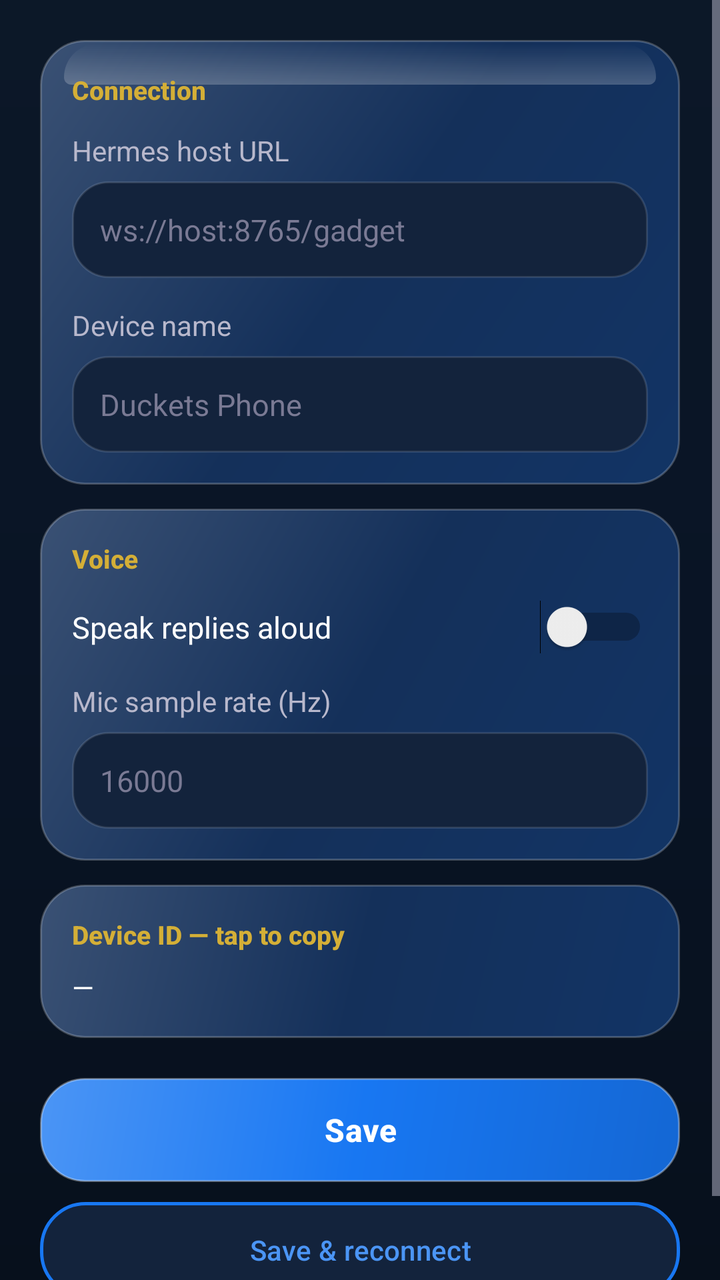
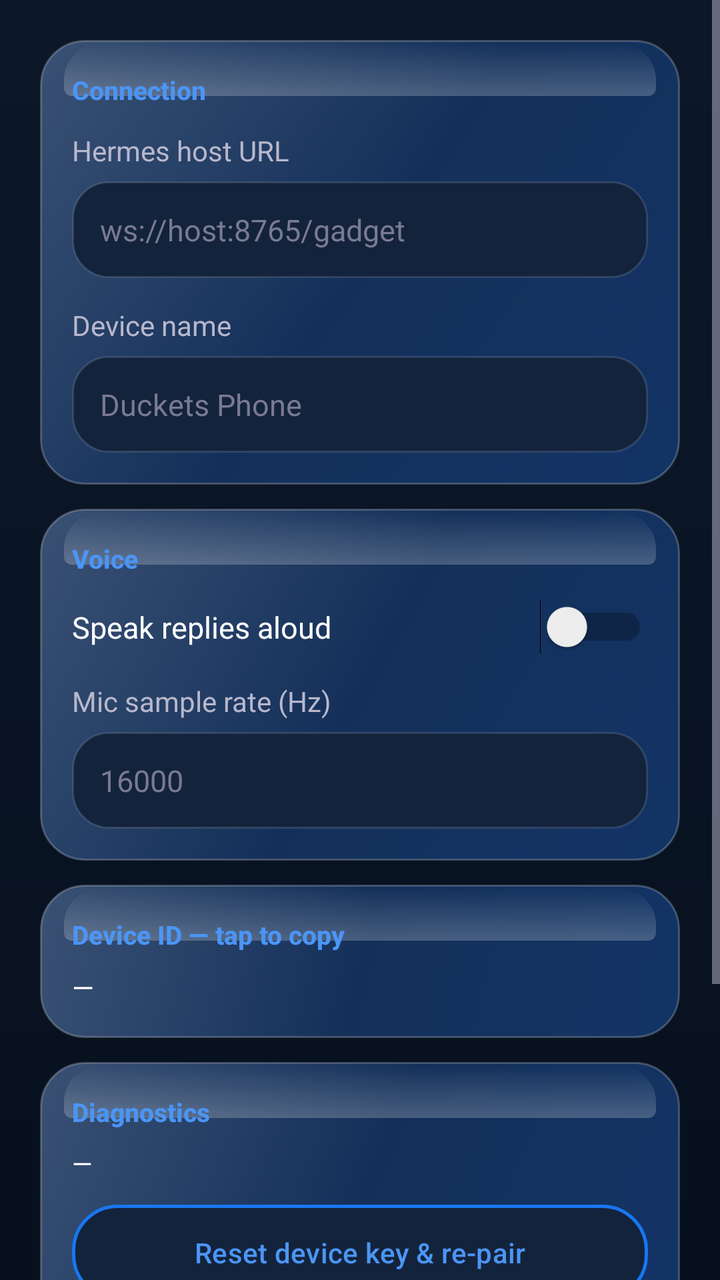

The first picture is an Android layout as it rendered before a commit; the second is the same layout after the commit. The layout source and the unified diff follow.
<!-- AndroidManifest.xml: application theme Theme.HermesBuddy -->
<!-- res/layout/activity_settings.xml -->
<?xml version="1.0" encoding="utf-8"?>
<ScrollView xmlns:android="http://schemas.android.com/apk/res/android"
    android:layout_width="match_parent"
    android:layout_height="match_parent"
    android:background="@drawable/bg_app"
    android:fillViewport="true"
    android:fitsSystemWindows="true">

    <LinearLayout
        android:layout_width="match_parent"
        android:layout_height="wrap_content"
        android:orientation="vertical"
        android:padding="20dp">

        
        <LinearLayout
            android:layout_width="match_parent"
            android:layout_height="wrap_content"
            android:background="@drawable/card_glossy"
            android:elevation="8dp"
            android:outlineSpotShadowColor="@color/muse_blue_shadow"
            android:orientation="vertical"
            android:padding="16dp">

            <TextView
                style="@style/HermesSectionLabel"
                android:layout_width="wrap_content"
                android:layout_height="wrap_content"
                android:text="Connection" />

            <TextView
                style="@style/HermesSubtitle"
                android:layout_width="wrap_content"
                android:layout_height="wrap_content"
                android:layout_marginTop="12dp"
                android:text="Hermes host URL" />

            <EditText
                android:id="@+id/hostUrl"
                style="@style/HermesField"
                android:layout_width="match_parent"
                android:layout_height="wrap_content"
                android:layout_marginTop="6dp"
                android:hint="ws://host:8765/gadget"
                android:inputType="textUri" />

            <TextView
                style="@style/HermesSubtitle"
                android:layout_width="wrap_content"
                android:layout_height="wrap_content"
                android:layout_marginTop="14dp"
                android:text="Device name" />

            <EditText
                android:id="@+id/deviceName"
                style="@style/HermesField"
                android:layout_width="match_parent"
                android:layout_height="wrap_content"
                android:layout_marginTop="6dp"
                android:hint="Duckets Phone"
                android:inputType="text" />
        </LinearLayout>

        
        <LinearLayout
            android:layout_width="match_parent"
            android:layout_height="wrap_content"
            android:layout_marginTop="12dp"
            android:background="@drawable/card_glossy"
            android:elevation="8dp"
            android:outlineSpotShadowColor="@color/muse_blue_shadow"
            android:orientation="vertical"
            android:padding="16dp">

            <TextView
                style="@style/HermesSectionLabel"
                android:layout_width="wrap_content"
                android:layout_height="wrap_content"
                android:text="Voice" />

            <LinearLayout
                android:layout_width="match_parent"
                android:layout_height="wrap_content"
                android:layout_marginTop="12dp"
                android:gravity="center_vertical"
                android:orientation="horizontal">

                <TextView
                    style="@style/HermesBody"
                    android:layout_width="0dp"
                    android:layout_height="wrap_content"
                    android:layout_weight="1"
                    android:text="Speak replies aloud"
                    android:textSize="15sp" />

                <Switch
                    android:id="@+id/ttsSwitch"
                    android:layout_width="wrap_content"
                    android:layout_height="wrap_content" />
            </LinearLayout>

            <TextView
                style="@style/HermesSubtitle"
                android:layout_width="wrap_content"
                android:layout_height="wrap_content"
                android:layout_marginTop="14dp"
                android:text="Mic sample rate (Hz)" />

            <EditText
                android:id="@+id/micRate"
                style="@style/HermesField"
                android:layout_width="match_parent"
                android:layout_height="wrap_content"
                android:layout_marginTop="6dp"
                android:hint="16000"
                android:inputType="number" />
        </LinearLayout>

        
        <LinearLayout
            android:id="@+id/deviceIdRow"
            android:layout_width="match_parent"
            android:layout_height="wrap_content"
            android:layout_marginTop="12dp"
            android:background="@drawable/card_glossy"
            android:elevation="8dp"
            android:outlineSpotShadowColor="@color/muse_blue_shadow"
            android:orientation="vertical"
            android:padding="16dp">

            <TextView
                style="@style/HermesSectionLabel"
                android:layout_width="wrap_content"
                android:layout_height="wrap_content"
                android:text="Device ID — tap to copy" />

            <TextView
                android:id="@+id/deviceIdValue"
                android:layout_width="wrap_content"
                android:layout_height="wrap_content"
                android:layout_marginTop="8dp"
                android:text="—"
                android:textColor="@color/hermes_text_primary"
                android:textIsSelectable="true"
                android:textSize="14sp" />
        </LinearLayout>

        <Button
            android:id="@+id/btnSave"
            style="@style/HermesPrimaryButton"
            android:layout_width="match_parent"
            android:layout_height="wrap_content"
            android:layout_marginTop="20dp"
            android:text="Save" />

        <Button
            android:id="@+id/btnReconnect"
            style="@style/HermesGhostButton"
            android:layout_width="match_parent"
            android:layout_height="wrap_content"
            android:layout_marginTop="10dp"
            android:layout_marginBottom="16dp"
            android:text="Save &amp; reconnect" />
    </LinearLayout>
</ScrollView>
<!-- resources referenced by this layout -->
<resources>
  <!-- drawable card_glossy (drawable) -->
  <?xml version="1.0" encoding="utf-8"?>
  <layer-list xmlns:android="http://schemas.android.com/apk/res/android">
      <item>
          <shape android:shape="rectangle">
              <corners android:radius="22dp" />
              <gradient
                  android:angle="315"
                  android:startColor="@color/muse_card_top"
                  android:centerColor="@color/muse_card"
                  android:endColor="@color/muse_card_bottom"
                  android:type="linear" />
              <stroke
                  android:width="1dp"
                  android:color="#38FFFFFF" />
          </shape>
      </item>
      <item
          android:left="12dp"
          android:right="12dp"
          android:top="2dp"
          android:bottom="200dp">
          <shape android:shape="rectangle">
              <corners
                  android:topLeftRadius="18dp"
                  android:topRightRadius="18dp"
                  android:bottomLeftRadius="4dp"
                  android:bottomRightRadius="4dp" />
              <gradient
                  android:angle="90"
                  android:startColor="#38FFFFFF"
                  android:endColor="#00FFFFFF"
                  android:type="linear" />
          </shape>
      </item>
  </layer-list>
  <style name="HermesSectionLabel">
          <item name="android:textColor">@color/hermes_gold</item>
          <item name="android:textSize">13sp</item>
          <item name="android:textStyle">bold</item>
          <item name="android:fontFamily">sans-serif-medium</item>
      </style>
  <style name="Theme.HermesBuddy" parent="Theme.Material3.DayNight.NoActionBar">
          <item name="colorPrimary">@color/muse_blue</item>
          <item name="colorOnPrimary">@android:color/white</item>
          <item name="colorPrimaryContainer">@color/muse_card</item>
          <item name="android:colorBackground">@color/muse_ink</item>
          <item name="colorSurface">@color/muse_night</item>
          <item name="colorOnSurface">@color/hermes_text_primary</item>
          <item name="android:textColorPrimary">@color/hermes_text_primary</item>
          <item name="android:textColorSecondary">@color/hermes_text_secondary</item>
          <item name="android:windowBackground">@drawable/bg_app</item>
          <item name="android:statusBarColor">@android:color/transparent</item>
          <item name="android:navigationBarColor">@color/muse_ink</item>
          <item name="android:windowLightStatusBar">false</item>
          <item name="alertDialogTheme">@style/HermesDialog</item>
      </style>
  <!-- drawable btn_primary (drawable) -->
  <?xml version="1.0" encoding="utf-8"?>
  <layer-list xmlns:android="http://schemas.android.com/apk/res/android">
      <item>
          <shape android:shape="rectangle">
              <corners android:radius="22dp" />
              <gradient
                  android:angle="315"
                  android:startColor="@color/muse_blue_light"
                  android:centerColor="@color/muse_blue"
                  android:endColor="#1467D4"
                  android:type="linear" />
              <stroke
                  android:width="1dp"
                  android:color="#57FFFFFF" />
          </shape>
      </item>
      <item
          android:left="10dp"
          android:right="10dp"
          android:top="2dp"
          android:bottom="60dp">
          <shape android:shape="rectangle">
              <corners android:radius="16dp" />
              <gradient
                  android:angle="90"
                  android:startColor="#66FFFFFF"
                  android:endColor="#00FFFFFF"
                  android:type="linear" />
          </shape>
      </item>
  </layer-list>
  <color name="hermes_gold">#D4AF37</color>
  <style name="HermesDialog" parent="ThemeOverlay.Material3.MaterialAlertDialog">
          <item name="colorSurface">@color/muse_night</item>
          <item name="colorOnSurface">@color/hermes_text_primary</item>
          <item name="colorPrimary">@color/muse_blue_light</item>
          <item name="alertDialogStyle">@style/HermesAlertDialog</item>
      </style>
  <!-- unchanged entries left out for length: 22 -->
</resources>

<!-- the commit's change to res/layout/activity_settings.xml (unified diff, before → after) -->
@@ -145,6 +145,42 @@
                 android:textSize="14sp" />
         </LinearLayout>
 
+        
+        <LinearLayout
+            android:layout_width="match_parent"
+            android:layout_height="wrap_content"
+            android:layout_marginTop="12dp"
+            android:background="@drawable/card_glossy"
+            android:elevation="8dp"
+            android:outlineSpotShadowColor="@color/muse_blue_shadow"
+            android:orientation="vertical"
+            android:padding="16dp">
+
+            <TextView
+                style="@style/HermesSectionLabel"
+                android:layout_width="wrap_content"
+                android:layout_height="wrap_content"
+                android:text="Diagnostics" />
+
+            <TextView
+                android:id="@+id/diagText"
+                android:layout_width="match_parent"
+                android:layout_height="wrap_content"
+                android:layout_marginTop="8dp"
+                android:text="—"
+                android:textColor="@color/hermes_text_primary"
+                android:textIsSelectable="true"
+                android:textSize="13sp" />
+
+            <Button
+                android:id="@+id/btnResetKey"
+                style="@style/HermesGhostButton"
+                android:layout_width="match_parent"
+                android:layout_height="wrap_content"
+                android:layout_marginTop="12dp"
+                android:text="Reset device key &amp; re-pair" />
+        </LinearLayout>
+
         <Button
             android:id="@+id/btnSave"
             style="@style/HermesPrimaryButton"
<!-- resource entries referenced after the edit -->
@@ -21,7 +21,8 @@
           android:left="12dp"
           android:right="12dp"
           android:top="2dp"
-          android:bottom="200dp">
+          android:height="26dp"
+          android:gravity="top">
           <shape android:shape="rectangle">
               <corners
                   android:topLeftRadius="18dp"
@@ -37,7 +38,7 @@
       </item>
   </layer-list>
   <style name="HermesSectionLabel">
-          <item name="android:textColor">@color/hermes_gold</item>
+          <item name="android:textColor">@color/muse_blue_light</item>
           <item name="android:textSize">13sp</item>
           <item name="android:textStyle">bold</item>
           <item name="android:fontFamily">sans-serif-medium</item>
@@ -56,6 +57,7 @@
           <item name="android:navigationBarColor">@color/muse_ink</item>
           <item name="android:windowLightStatusBar">false</item>
           <item name="alertDialogTheme">@style/HermesDialog</item>
+          <item name="materialAlertDialogTheme">@style/HermesDialog</item>
       </style>
   <!-- drawable btn_primary (drawable) -->
   <?xml version="1.0" encoding="utf-8"?>
@@ -78,7 +80,8 @@
           android:left="10dp"
           android:right="10dp"
           android:top="2dp"
-          android:bottom="60dp">
+          android:height="26dp"
+          android:gravity="top">
           <shape android:shape="rectangle">
               <corners android:radius="16dp" />
               <gradient
@@ -89,9 +92,11 @@
           </shape>
       </item>
   </layer-list>
-  <color name="hermes_gold">#D4AF37</color>
   <style name="HermesDialog" parent="ThemeOverlay.Material3.MaterialAlertDialog">
           <item name="colorSurface">@color/muse_night</item>
+          <item name="colorSurfaceContainer">@color/muse_night</item>
+          <item name="colorSurfaceContainerHigh">@color/muse_night</item>
+          <item name="colorSurfaceContainerHighest">@color/muse_card</item>
           <item name="colorOnSurface">@color/hermes_text_primary</item>
           <item name="colorPrimary">@color/muse_blue_light</item>
           <item name="alertDialogStyle">@style/HermesAlertDialog</item>
